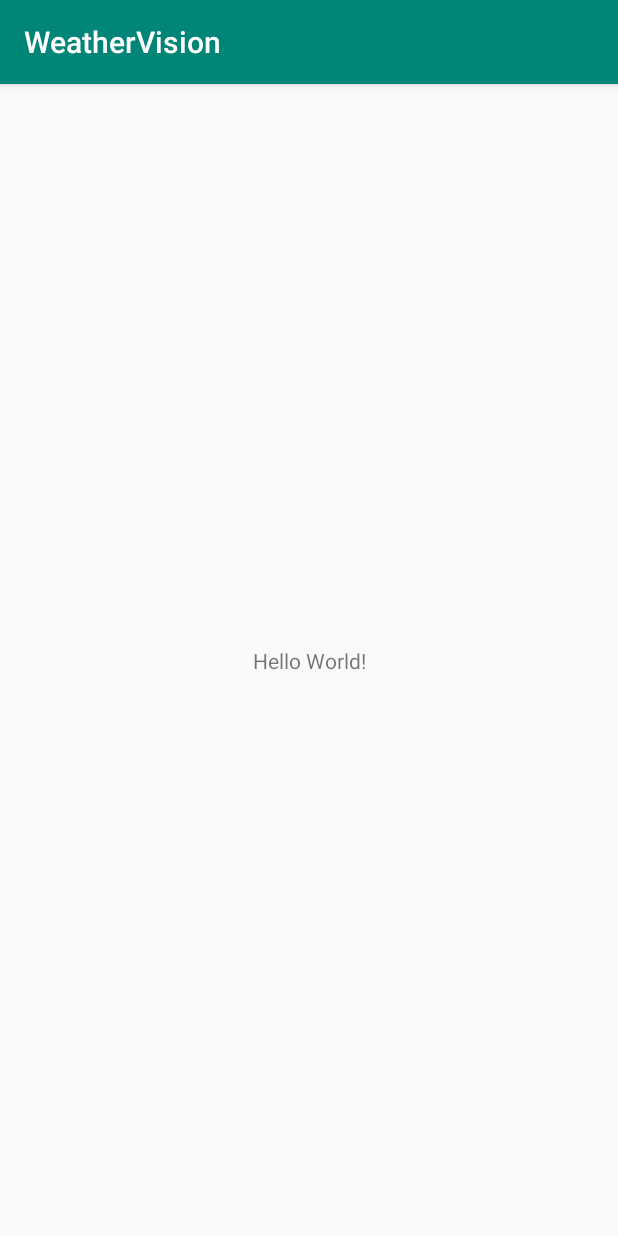
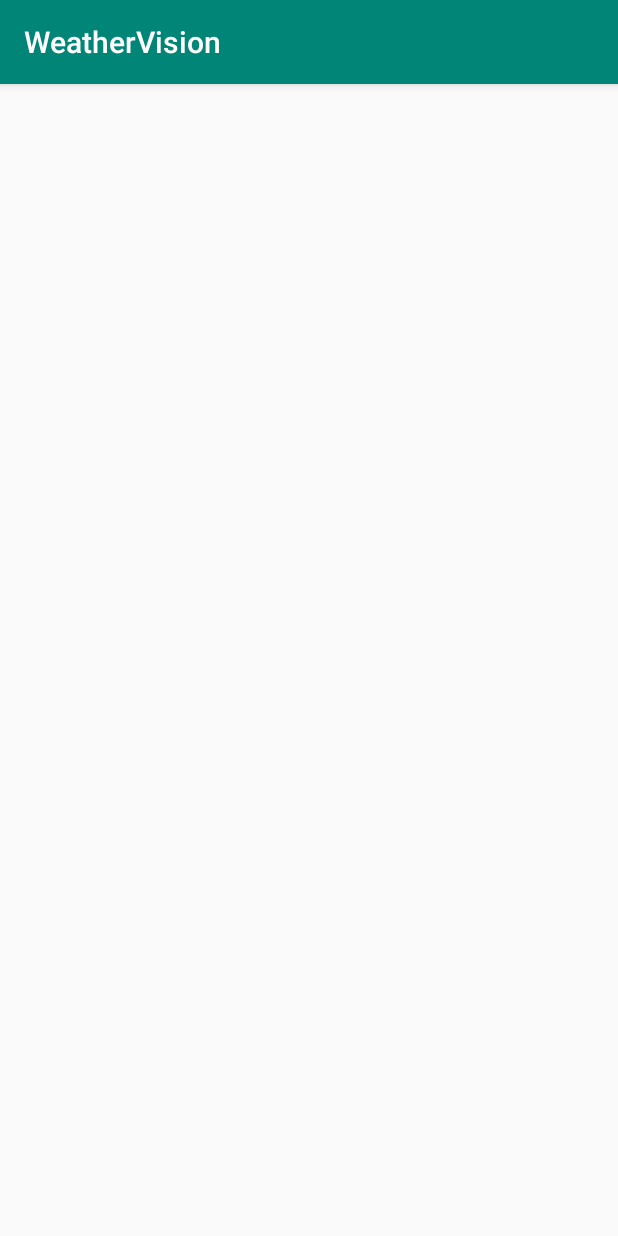
Before and after one commit to ysmintor/WeatherVision, an Android app: the screen it shows after launch (MainActivity), on a phone screen of 412 x 824 dp. Run offline under Robolectric (Android 15) with nearby library versions, the phone set to English and light mode, and no system bars.

```diff
--- a/app/src/main/res/layout/activity_main.xml
+++ b/app/src/main/res/layout/activity_main.xml
@@ -6,13 +6,11 @@
     android:layout_height="match_parent"
     tools:context=".MainActivity">
 
-    <TextView
-        android:layout_width="wrap_content"
-        android:layout_height="wrap_content"
-        android:text="Hello World!"
-        app:layout_constraintBottom_toBottomOf="parent"
-        app:layout_constraintLeft_toLeftOf="parent"
-        app:layout_constraintRight_toRightOf="parent"
-        app:layout_constraintTop_toTopOf="parent" />
+    <LinearLayout
+        android:layout_width="match_parent"
+        android:layout_height="wrap_content">
+
+
+    </LinearLayout>
 
 </android.support.constraint.ConstraintLayout>
--- a/build.gradle
+++ b/build.gradle
@@ -7,7 +7,7 @@ buildscript {
         jcenter()
     }
     dependencies {
-        classpath 'com.android.tools.build:gradle:3.2.0'
+        classpath 'com.android.tools.build:gradle:3.2.1'
 
 
         // NOTE: Do not place your application dependencies here; they belong
```
